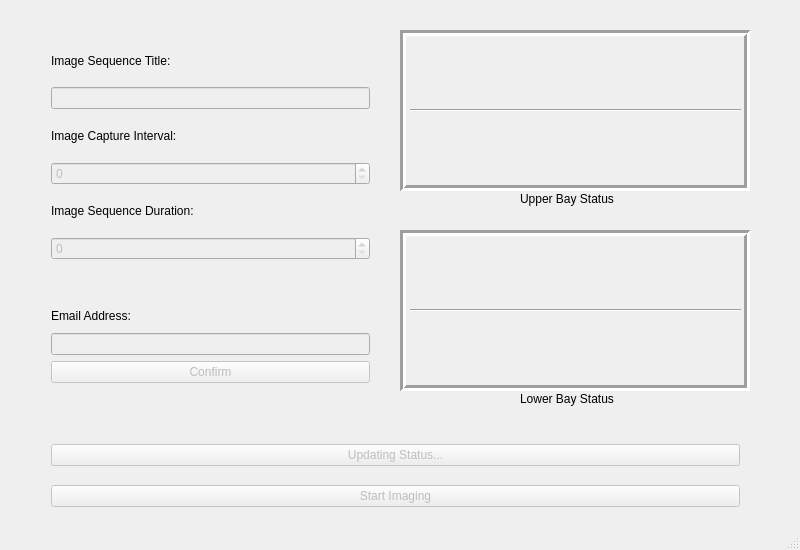
Above: Basic/_ui/Demo.ui from CoSE-Jerry/Socket_Practice before the change. Below: the same form after it.
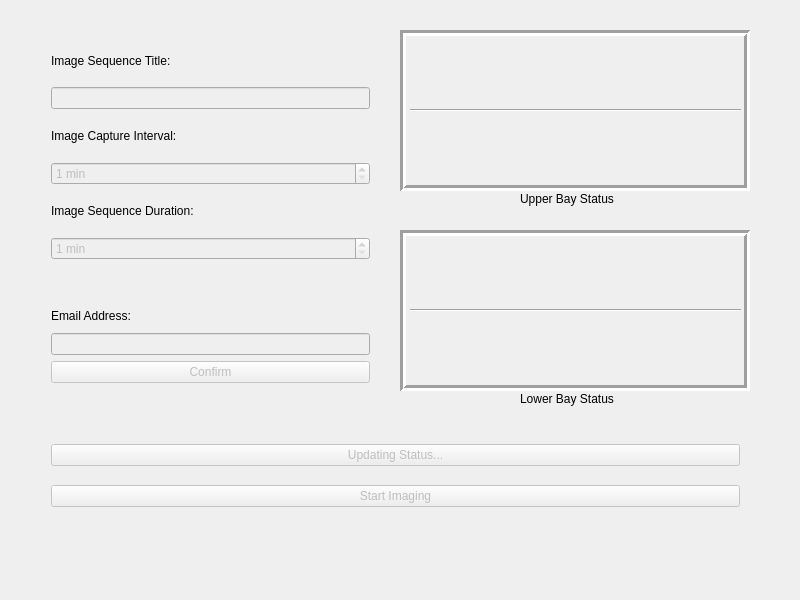
That is the form after the change. Icons and pictures are not drawn.

What changed in the file:
```diff
--- a/Basic/_ui/Demo.ui
+++ b/Basic/_ui/Demo.ui
@@ -7,7 +7,7 @@
     <x>0</x>
     <y>0</y>
     <width>800</width>
-    <height>550</height>
+    <height>600</height>
    </rect>
   </property>
   <property name="sizePolicy">
@@ -19,13 +19,13 @@
   <property name="minimumSize">
    <size>
     <width>800</width>
-    <height>550</height>
+    <height>600</height>
    </size>
   </property>
   <property name="maximumSize">
    <size>
     <width>800</width>
-    <height>550</height>
+    <height>600</height>
    </size>
   </property>
   <property name="windowTitle">
@@ -72,6 +72,15 @@
        <property name="enabled">
         <bool>false</bool>
        </property>
+       <property name="suffix">
+        <string> min</string>
+       </property>
+       <property name="minimum">
+        <number>1</number>
+       </property>
+       <property name="maximum">
+        <number>999999999</number>
+       </property>
       </widget>
      </item>
      <item>
@@ -86,6 +95,15 @@
        <property name="enabled">
         <bool>false</bool>
        </property>
+       <property name="suffix">
+        <string> min</string>
+       </property>
+       <property name="minimum">
+        <number>1</number>
+       </property>
+       <property name="maximum">
+        <number>999999999</number>
+       </property>
       </widget>
      </item>
     </layout>
@@ -574,7 +592,6 @@
     </layout>
    </widget>
   </widget>
-  <widget class="QStatusBar" name="statusBar"/>
  </widget>
  <layoutdefault spacing="6" margin="11"/>
  <resources/>
```
Left out of the diff: 15 changed lines with no effect on the pictures.
